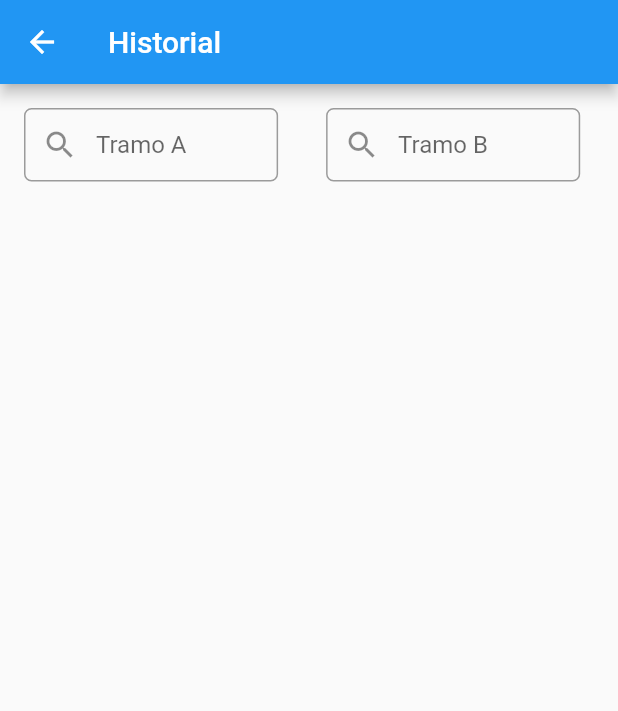
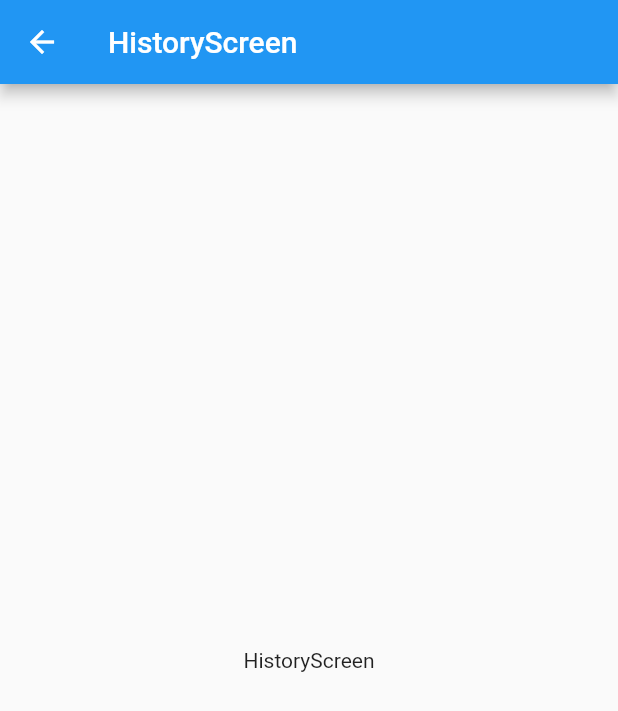
Before and after one commit to barcasnerd/Proyecto1_ProgramacionMovil, a Flutter app: the HistoryScreen screen opened by its route, on a phone screen of 412 x 824 dp. Shown: the top 711 px of the screen. Run offline on Flutter 3.47's test engine with Material 2 defaults, Android fonts, the phone set to English and light mode, and no system bars.

Commit message:
Revert "13 historial de recorridos"

```diff
--- a/lib/ui/pages/app.dart
+++ b/lib/ui/pages/app.dart
@@ -7,12 +7,11 @@ import 'package:exercise_tracker/ui/pages/map-screen.dart';
 import 'package:exercise_tracker/ui/pages/profile-screen.dart';
 import 'package:exercise_tracker/ui/pages/route-screen.dart';
 import 'package:flutter/material.dart';
-import 'package:get/get.dart';
 
 class App extends StatelessWidget {
   @override
   Widget build(BuildContext context) {
-    return GetMaterialApp(
+    return MaterialApp(
       debugShowCheckedModeBanner: false,
       title: 'Exercise Tracker',
       initialRoute: "/",
--- a/lib/ui/pages/history-screen.dart
+++ b/lib/ui/pages/history-screen.dart
@@ -1,115 +1,16 @@
 import 'package:flutter/material.dart';
-import 'package:get/get.dart';
-import '../controllers/historyController.dart';
 
 class HistoryScreen extends StatelessWidget {
   const HistoryScreen({super.key});
-  static historyController myController = Get.put(historyController());
+
   @override
   Widget build(BuildContext context) {
     return Scaffold(
       appBar: AppBar(
-        title: const Text('Historial'),
+        title: const Text('HistoryScreen'),
       ),
-      body: Column(
-        children: [
-          Row(
-            children: [
-              Container(
-                padding: EdgeInsets.all(8),
-                margin: EdgeInsets.all(8),
-                width: MediaQuery.of(context).size.width * 0.45,
-                child: TextField(
-                  decoration: InputDecoration(
-                    contentPadding:
-                        EdgeInsets.symmetric(vertical: 15.0, horizontal: 10.0),
-                    border: OutlineInputBorder(
-                      borderRadius: BorderRadius.circular(5.0),
-                      borderSide: BorderSide(
-                        width: 2.0, // Ancho del borde
-                        color: Colors.blue, // Color del borde
-                      ),
-                    ),
-                    hintText:
-                        'Tramo A', // Texto que aparece como sugerencia en el campo
-                    prefixIcon: Icon(Icons
-                        .search), // Icono que aparece a la izquierda del campo
-                  ),
-                ),
-              ),
-              Container(
-                padding: EdgeInsets.all(8),
-                margin: EdgeInsets.all(8),
-                width: MediaQuery.of(context).size.width * 0.45,
-                child: TextField(
-                  decoration: InputDecoration(
-                    contentPadding:
-                        EdgeInsets.symmetric(vertical: 15.0, horizontal: 10.0),
-                    border: OutlineInputBorder(
-                      borderRadius: BorderRadius.circular(5.0),
-                      borderSide: BorderSide(
-                        width: 2.0, // Ancho del borde
-                        color: Colors.blue, // Color del borde
-                      ),
-                    ),
-                    hintText:
-                        'Tramo B', // Texto que aparece como sugerencia en el campo
-                    prefixIcon: Icon(Icons
-                        .search), // Icono que aparece a la izquierda del campo
-                  ),
-                ),
-              ),
-            ],
-          ),
-          Expanded(
-            child: Obx(
-              () => ListView.builder(
-                itemCount: myController.items.length,
-                itemBuilder: (context, index) {
-                  return Center(
-                    child: Container(
-                      decoration: BoxDecoration(
-                        color: Colors.grey[300],
-                        borderRadius: BorderRadius.circular(5),
-                      ),
-                      width: MediaQuery.of(context).size.width * 0.85,
-                      padding: EdgeInsets.all(16),
-                      margin: EdgeInsets.all(8),
-                      child: Column(
-                        crossAxisAlignment: CrossAxisAlignment.start,
-                        children: [
-                          Text(
-                            "${myController.items[index]} ", // Muestra la fecha y hora del elemento
-                            style: Theme.of(context).textTheme.headlineSmall,
-                          ),
-                          Text(
-                            "${myController.distance[index]} Km recorridos", // Muestra el texto del elemento
-                            style: Theme.of(context).textTheme.bodyMedium,
-                          ),
-                          Text(
-                            "${myController.duration[index]} Minutos", // Muestra el texto del elemento
-                            style: Theme.of(context).textTheme.bodyMedium,
-                          ),
-                          Row(
-                              mainAxisAlignment: MainAxisAlignment.end,
-                              children: [
-                                ElevatedButton(
-                                  child: Text('Ver Mapa'),
-                                  onPressed: () {
-                                    myController.changePage();
-                                  },
-                                ),
-                              ]),
-                        ],
-                      ),
-                    ),
-                  );
-                },
-              ),
-            ),
-          ),
-          //FloatingActionButton(onPressed: () => {myController.editarItem()})
-        ],
+      body: Center(
+        child: Text("HistoryScreen"),
       ),
     );
   }
```
Also changed, not shown: lib/main.dart (+0 -7 lines), lib/ui/controllers/HistoryController.dart (deleted, +0 -45 lines).
